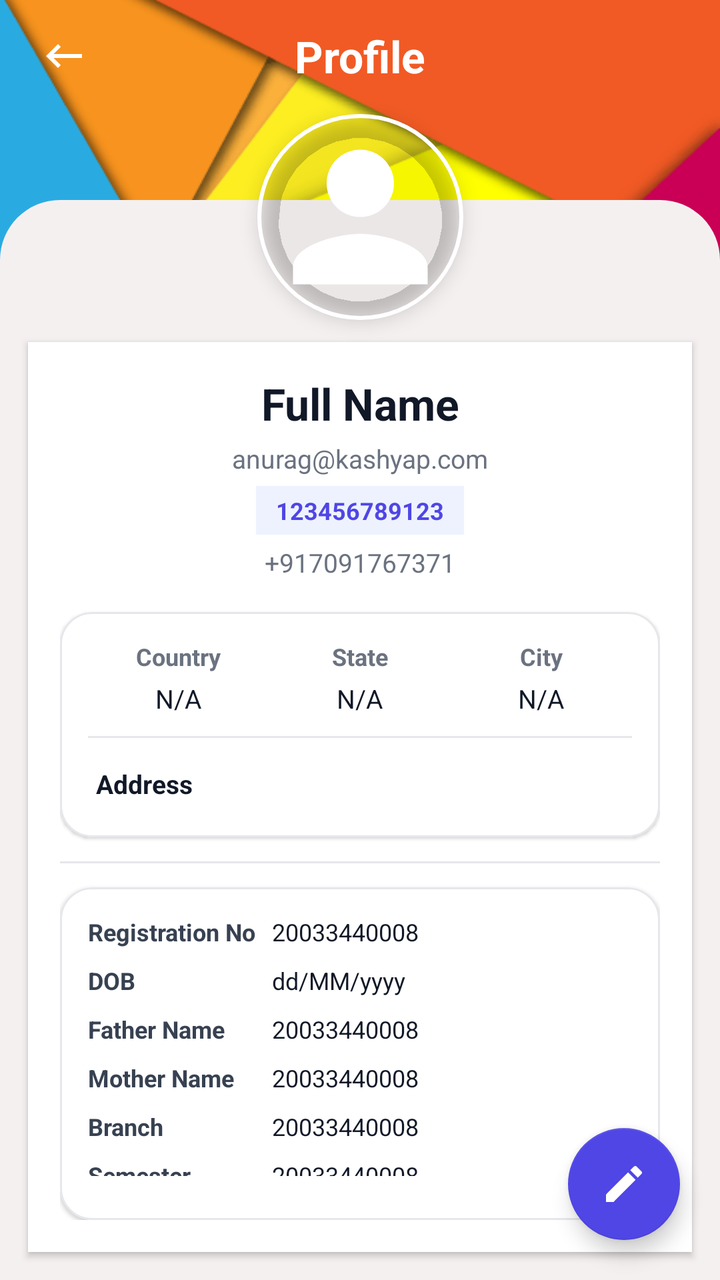
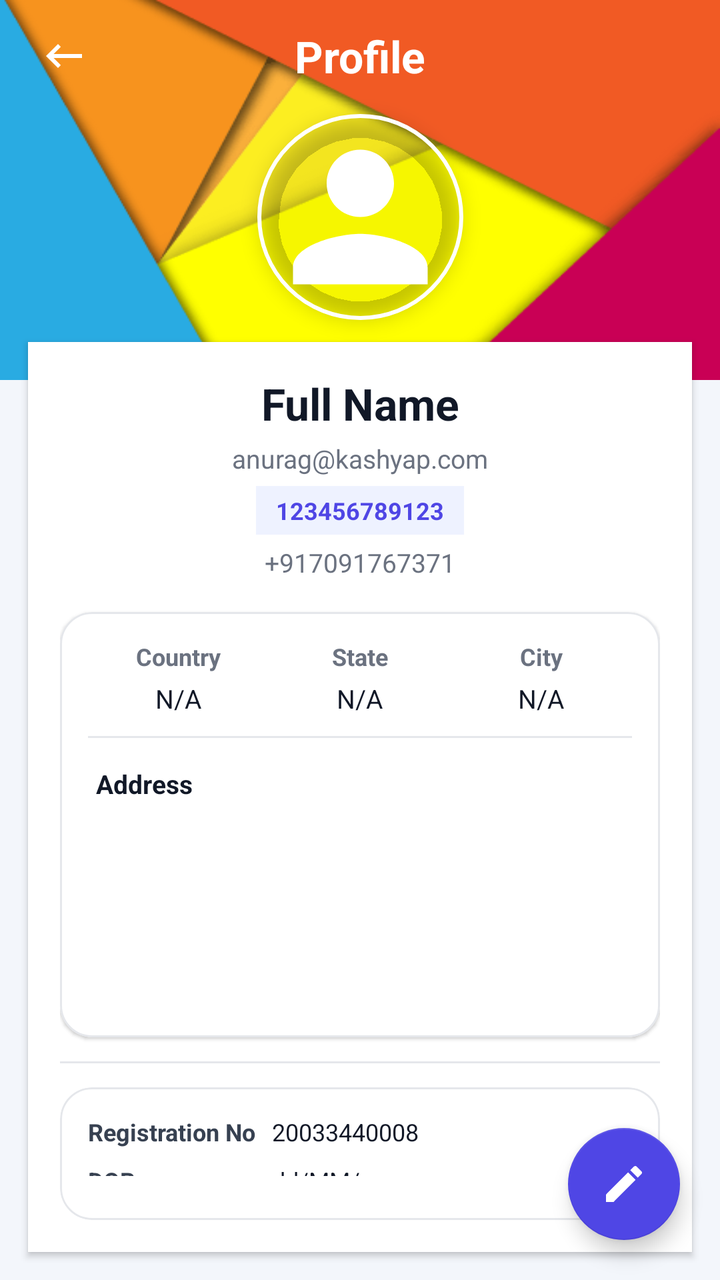

Before-and-after screenshots of an Android layout around one commit, followed by the original layout XML and the change that was made.
<!-- AndroidManifest.xml: application theme Theme.LMSKotlin -->
<!-- res/layout/activity_profile.xml -->
<?xml version="1.0" encoding="utf-8"?>
<androidx.constraintlayout.widget.ConstraintLayout xmlns:android="http://schemas.android.com/apk/res/android"
    xmlns:app="http://schemas.android.com/apk/res-auto"
    xmlns:tools="http://schemas.android.com/tools"
    android:layout_width="match_parent"
    android:layout_height="match_parent"
    android:background="#F3F6FB"
    tools:context=".ProfileActivity">

    
    <View
        android:id="@+id/topBg"
        android:layout_width="0dp"
        android:layout_height="190dp"
        android:background="@drawable/back02"
        app:layout_constraintEnd_toEndOf="parent"
        app:layout_constraintStart_toStartOf="parent"
        app:layout_constraintTop_toTopOf="parent" />

    
    <View
        android:id="@+id/bottomBg"
        android:layout_width="0dp"
        android:layout_height="0dp"
        android:layout_marginTop="100dp"
        android:background="@drawable/shape_rect04"
        app:layout_constraintBottom_toBottomOf="parent"
        app:layout_constraintEnd_toEndOf="parent"
        app:layout_constraintStart_toStartOf="parent"
        app:layout_constraintTop_toTopOf="parent" />

    
    <androidx.constraintlayout.widget.ConstraintLayout
        android:id="@+id/toolbarRl"
        android:layout_width="0dp"
        android:layout_height="?actionBarSize"
        android:paddingHorizontal="10dp"
        app:layout_constraintEnd_toEndOf="parent"
        app:layout_constraintStart_toStartOf="parent"
        app:layout_constraintTop_toTopOf="parent">

        <ImageButton
            android:id="@+id/backBtn"
            android:layout_width="44dp"
            android:layout_height="44dp"
            android:background="@android:color/transparent"
            android:padding="10dp"
            android:src="@drawable/ic_back_black"
            app:layout_constraintBottom_toBottomOf="parent"
            app:layout_constraintStart_toStartOf="parent"
            app:layout_constraintTop_toTopOf="parent"
            app:tint="#FFFFFF"
            tools:ignore="ContentDescription" />

        <TextView
            android:id="@+id/titleTv"
            android:layout_width="wrap_content"
            android:layout_height="wrap_content"
            android:text="@string/profile_title"
            android:textColor="#FFFFFF"
            android:textSize="22sp"
            android:textStyle="bold"
            app:layout_constraintBottom_toBottomOf="parent"
            app:layout_constraintEnd_toEndOf="parent"
            app:layout_constraintStart_toStartOf="parent"
            app:layout_constraintTop_toTopOf="parent" />

    </androidx.constraintlayout.widget.ConstraintLayout>

    
    <com.google.android.material.imageview.ShapeableImageView
        android:id="@+id/profileIv"
        android:layout_width="105dp"
        android:layout_height="105dp"
        android:layout_marginTop="0dp"
        android:elevation="6dp"
        android:padding="2dp"
        android:scaleType="centerCrop"
        android:src="@drawable/ic_person_gray"
        app:layout_constraintEnd_toEndOf="parent"
        app:layout_constraintStart_toStartOf="parent"
        app:layout_constraintTop_toBottomOf="@id/toolbarRl"
        app:shapeAppearance="@style/styleRoundCornerImage"
        app:strokeColor="#FFFFFF"
        app:strokeWidth="2dp" />

    
    <androidx.constraintlayout.widget.ConstraintLayout
        android:id="@+id/mainContainer"
        android:layout_width="0dp"
        android:layout_height="0dp"
        android:layout_marginStart="14dp"
        android:layout_marginTop="10dp"
        android:layout_marginEnd="14dp"
        android:layout_marginBottom="14dp"
        android:background="#FFFFFF"
        android:elevation="2dp"
        android:padding="16dp"
        app:layout_constraintBottom_toBottomOf="parent"
        app:layout_constraintEnd_toEndOf="parent"
        app:layout_constraintStart_toStartOf="parent"
        app:layout_constraintTop_toBottomOf="@id/profileIv">

        
        <TextView
            android:id="@+id/nameTv"
            android:layout_width="wrap_content"
            android:layout_height="wrap_content"
            android:text="@string/sample_full_name"
            android:textAlignment="center"
            android:textColor="#111827"
            android:textSize="22sp"
            android:textStyle="bold"
            app:layout_constraintEnd_toEndOf="parent"
            app:layout_constraintStart_toStartOf="parent"
            app:layout_constraintTop_toTopOf="parent" />

        
        <ImageView
            android:id="@+id/adminVector"
            android:layout_width="20dp"
            android:layout_height="20dp"
            android:layout_marginStart="5dp"
            android:src="@drawable/ic_verified_user"
            android:visibility="gone"
            app:layout_constraintBottom_toBottomOf="@id/nameTv"
            app:layout_constraintStart_toEndOf="@id/nameTv"
            app:layout_constraintTop_toTopOf="@id/nameTv"
            tools:ignore="ContentDescription" />

        
        <TextView
            android:id="@+id/emailTv"
            android:layout_width="wrap_content"
            android:layout_height="wrap_content"
            android:layout_marginTop="4dp"
            android:text="@string/sample_email"
            android:textColor="#6B7280"
            android:textSize="13sp"
            app:layout_constraintEnd_toEndOf="parent"
            app:layout_constraintStart_toStartOf="parent"
            app:layout_constraintTop_toBottomOf="@id/nameTv" />

        
        <TextView
            android:id="@+id/uniqueIdTv"
            android:layout_width="wrap_content"
            android:layout_height="wrap_content"
            android:layout_marginTop="5dp"
            android:background="#EEF2FF"
            android:paddingHorizontal="10dp"
            android:paddingVertical="4dp"
            android:text="@string/sample_uid"
            android:textColor="#4F46E5"
            android:textSize="12sp"
            android:textStyle="bold"
            app:layout_constraintEnd_toEndOf="parent"
            app:layout_constraintStart_toStartOf="parent"
            app:layout_constraintTop_toBottomOf="@id/emailTv" />

        
        <TextView
            android:id="@+id/phoneTv"
            android:layout_width="wrap_content"
            android:layout_height="wrap_content"
            android:layout_marginTop="5dp"
            android:text="@string/sample_phone"
            android:textColor="#6B7280"
            android:textSize="13sp"
            app:layout_constraintEnd_toEndOf="parent"
            app:layout_constraintStart_toStartOf="parent"
            app:layout_constraintTop_toBottomOf="@id/uniqueIdTv" />

        
        <com.google.android.material.card.MaterialCardView
            android:id="@+id/locationCard"
            android:layout_width="0dp"
            android:layout_height="wrap_content"
            android:layout_marginTop="16dp"
            app:cardBackgroundColor="#FFFFFF"
            app:cardCornerRadius="16dp"
            app:cardElevation="1dp"
            app:layout_constraintEnd_toEndOf="parent"
            app:layout_constraintStart_toStartOf="parent"
            app:layout_constraintTop_toBottomOf="@id/phoneTv"
            app:strokeColor="#E5E7EB"
            app:strokeWidth="1dp">

            <LinearLayout
                android:layout_width="match_parent"
                android:layout_height="wrap_content"
                android:orientation="vertical"
                android:padding="14dp">

                <LinearLayout
                    android:id="@+id/detailsLl"
                    android:layout_width="match_parent"
                    android:layout_height="wrap_content"
                    android:gravity="center"
                    android:orientation="horizontal">

                    
                    <LinearLayout
                        android:layout_width="0dp"
                        android:layout_height="wrap_content"
                        android:layout_weight="1"
                        android:gravity="center"
                        android:orientation="vertical">

                        <TextView
                            android:layout_width="wrap_content"
                            android:layout_height="wrap_content"
                            android:text="@string/label_country"
                            android:textColor="#6B7280"
                            android:textSize="12sp"
                            android:textStyle="bold" />

                        <TextView
                            android:id="@+id/countryTv"
                            android:layout_width="wrap_content"
                            android:layout_height="wrap_content"
                            android:layout_marginTop="4dp"
                            android:text="@string/not_available"
                            android:textColor="#111827"
                            android:textSize="13sp" />
                    </LinearLayout>

                    
                    <LinearLayout
                        android:layout_width="0dp"
                        android:layout_height="wrap_content"
                        android:layout_weight="1"
                        android:gravity="center"
                        android:orientation="vertical">

                        <TextView
                            android:layout_width="wrap_content"
                            android:layout_height="wrap_content"
                            android:text="@string/label_state"
                            android:textColor="#6B7280"
                            android:textSize="12sp"
                            android:textStyle="bold" />

                        <TextView
                            android:id="@+id/stateTv"
                            android:layout_width="wrap_content"
                            android:layout_height="wrap_content"
                            android:layout_marginTop="4dp"
                            android:text="@string/not_available"
                            android:textColor="#111827"
                            android:textSize="13sp" />
                    </LinearLayout>

                    
                    <LinearLayout
                        android:layout_width="0dp"
                        android:layout_height="wrap_content"
                        android:layout_weight="1"
                        android:gravity="center"
                        android:orientation="vertical">

                        <TextView
                            android:layout_width="wrap_content"
                            android:layout_height="wrap_content"
                            android:text="@string/label_city"
                            android:textColor="#6B7280"
                            android:textSize="12sp"
                            android:textStyle="bold" />

                        <TextView
                            android:id="@+id/cityTv"
                            android:layout_width="wrap_content"
                            android:layout_height="wrap_content"
                            android:layout_marginTop="4dp"
                            android:text="@string/not_available"
                            android:textColor="#111827"
                            android:textSize="13sp" />
                    </LinearLayout>

                </LinearLayout>

                
                <View
                    android:id="@+id/view1"
                    android:layout_width="match_parent"
                    android:layout_height="1dp"
                    android:layout_marginTop="10dp"
                    android:background="#E5E7EB" />

                
                <TextView
                    android:id="@+id/addressTv"
                    android:layout_width="match_parent"
                    android:layout_height="wrap_content"
                    android:layout_marginTop="10dp"
                    android:maxLines="2"
                    android:padding="4dp"
                    android:text="@string/label_address"
                    android:textColor="#111827"
                    android:textSize="13sp"
                    android:textStyle="bold" />

            </LinearLayout>

        </com.google.android.material.card.MaterialCardView>

        
        <View
            android:id="@+id/view2"
            android:layout_width="0dp"
            android:layout_height="1dp"
            android:layout_marginTop="12dp"
            android:background="#E5E7EB"
            app:layout_constraintEnd_toEndOf="parent"
            app:layout_constraintStart_toStartOf="parent"
            app:layout_constraintTop_toBottomOf="@id/locationCard" />

        
        <com.google.android.material.card.MaterialCardView
            android:id="@+id/detailsCard"
            android:layout_width="0dp"
            android:layout_height="0dp"
            android:layout_marginTop="12dp"
            app:cardBackgroundColor="#FFFFFF"
            app:cardCornerRadius="16dp"
            app:cardElevation="1dp"
            app:layout_constraintBottom_toBottomOf="parent"
            app:layout_constraintEnd_toEndOf="parent"
            app:layout_constraintStart_toStartOf="parent"
            app:layout_constraintTop_toBottomOf="@id/view2"
            app:strokeColor="#E5E7EB"
            app:strokeWidth="1dp">

            <TableLayout
                android:layout_width="match_parent"
                android:layout_height="wrap_content"
                android:padding="14dp"
                android:shrinkColumns="1"
                android:stretchColumns="1">

                <TableRow android:paddingBottom="8dp">

                    <TextView
                        android:text="@string/label_registration_no"
                        android:textColor="#374151"
                        android:textSize="12sp"
                        android:textStyle="bold" />

                    <TextView
                        android:id="@+id/regNoTv"
                        android:layout_marginStart="8dp"
                        android:text="@string/sample_data"
                        android:textColor="#111827"
                        android:textSize="12sp" />
                </TableRow>

                <TableRow android:paddingBottom="8dp">

                    <TextView
                        android:text="@string/label_dob"
                        android:textColor="#374151"
                        android:textSize="12sp"
                        android:textStyle="bold" />

                    <TextView
                        android:id="@+id/dobTv"
                        android:layout_marginStart="8dp"
                        android:text="@string/sample_dob"
                        android:textColor="#111827"
                        android:textSize="12sp" />
                </TableRow>

                <TableRow android:paddingBottom="8dp">

                    <TextView
                        android:text="@string/label_father_name"
                        android:textColor="#374151"
                        android:textSize="12sp"
                        android:textStyle="bold" />

                    <TextView
                        android:id="@+id/fatherNameTv"
                        android:layout_marginStart="8dp"
                        android:text="@string/sample_data"
                        android:textColor="#111827"
                        android:textSize="12sp" />
                </TableRow>

                <TableRow android:paddingBottom="8dp">

                    <TextView
                        android:text="@string/label_mother_name"
                        android:textColor="#374151"
                        android:textSize="12sp"
                        android:textStyle="bold" />

                    <TextView
                        android:id="@+id/motherNameTv"
                        android:layout_marginStart="8dp"
                        android:text="@string/sample_data"
                        android:textColor="#111827"
                        android:textSize="12sp" />
                </TableRow>

                <TableRow android:paddingBottom="8dp">

                    <TextView
                        android:text="@string/label_branch"
                        android:textColor="#374151"
                        android:textSize="12sp"
                        android:textStyle="bold" />

                    <TextView
                        android:id="@+id/branchTv"
                        android:layout_marginStart="8dp"
                        android:text="@string/sample_data"
                        android:textColor="#111827"
                        android:textSize="12sp" />
                </TableRow>

                <TableRow android:paddingBottom="8dp">

                    <TextView
                        android:text="@string/label_semester"
                        android:textColor="#374151"
                        android:textSize="12sp"
                        android:textStyle="bold" />

                    <TextView
                        android:id="@+id/semesterTv"
                        android:layout_marginStart="8dp"
                        android:text="@string/sample_data"
                        android:textColor="#111827"
                        android:textSize="12sp" />
                </TableRow>

                <TableRow android:paddingBottom="8dp">

                    <TextView
                        android:text="@string/label_session"
                        android:textColor="#374151"
                        android:textSize="12sp"
                        android:textStyle="bold" />

                    <TextView
                        android:id="@+id/sessionTv"
                        android:layout_marginStart="8dp"
                        android:text="@string/sample_data"
                        android:textColor="#111827"
                        android:textSize="12sp" />
                </TableRow>

                <TableRow android:paddingBottom="8dp">

                    <TextView
                        android:text="@string/label_seat_type"
                        android:textColor="#374151"
                        android:textSize="12sp"
                        android:textStyle="bold" />

                    <TextView
                        android:id="@+id/seatTypeTv"
                        android:layout_marginStart="8dp"
                        android:text="@string/sample_data"
                        android:textColor="#111827"
                        android:textSize="12sp" />
                </TableRow>

                <TableRow>

                    <TextView
                        android:text="@string/label_hostler"
                        android:textColor="#374151"
                        android:textSize="12sp"
                        android:textStyle="bold" />

                    <TextView
                        android:id="@+id/hostlerTv"
                        android:layout_marginStart="8dp"
                        android:text="@string/sample_data"
                        android:textColor="#111827"
                        android:textSize="12sp" />
                </TableRow>

            </TableLayout>

        </com.google.android.material.card.MaterialCardView>

    </androidx.constraintlayout.widget.ConstraintLayout>

    
    <com.google.android.material.floatingactionbutton.FloatingActionButton
        android:id="@+id/profileEditBtn"
        android:layout_width="wrap_content"
        android:layout_height="wrap_content"
        android:layout_margin="20dp"
        android:src="@drawable/ic_edit_white"
        app:backgroundTint="#4F46E5"
        app:fabSize="normal"
        app:layout_constraintBottom_toBottomOf="parent"
        app:layout_constraintEnd_toEndOf="parent"
        app:tint="#FFFFFF"
        tools:ignore="ContentDescription" />

</androidx.constraintlayout.widget.ConstraintLayout>
<!-- resources referenced by this layout -->
<resources>
  <!-- drawable ic_back_black (drawable) -->
  <vector android:autoMirrored="true" android:height="24dp"
      android:tint="#000000" android:viewportHeight="24"
      android:viewportWidth="24" android:width="24dp" xmlns:android="http://schemas.android.com/apk/res/android">
      <path android:fillColor="@android:color/white" android:pathData="M21,11H6.83l3.58,-3.59L9,6l-6,6 6,6 1.41,-1.41L6.83,13H21z"/>
  </vector>
  <!-- drawable ic_edit_white (drawable) -->
  <vector android:height="24dp" android:tint="#FFFFFF"
      android:viewportHeight="24" android:viewportWidth="24"
      android:width="24dp" xmlns:android="http://schemas.android.com/apk/res/android">
      <path android:fillColor="@android:color/white" android:pathData="M3,17.25V21h3.75L17.81,9.94l-3.75,-3.75L3,17.25zM20.71,7.04c0.39,-0.39 0.39,-1.02 0,-1.41l-2.34,-2.34c-0.39,-0.39 -1.02,-0.39 -1.41,0l-1.83,1.83 3.75,3.75 1.83,-1.83z"/>
  </vector>
  <!-- drawable ic_person_gray (drawable) -->
  <vector android:height="24dp" android:tint="#FFFFFF"
      android:viewportHeight="24" android:viewportWidth="24"
      android:width="24dp" xmlns:android="http://schemas.android.com/apk/res/android">
      <path android:fillColor="@android:color/white" android:pathData="M12,12c2.21,0 4,-1.79 4,-4s-1.79,-4 -4,-4 -4,1.79 -4,4 1.79,4 4,4zM12,14c-2.67,0 -8,1.34 -8,4v2h16v-2c0,-2.66 -5.33,-4 -8,-4z"/>
  </vector>
  <!-- drawable ic_verified_user (drawable) -->
  <vector android:height="24dp" android:tint="#1AC41A"
      android:viewportHeight="24" android:viewportWidth="24"
      android:width="24dp" xmlns:android="http://schemas.android.com/apk/res/android">
      <path android:fillColor="@android:color/white" android:pathData="M12,1L3,5v6c0,5.55 3.84,10.74 9,12 5.16,-1.26 9,-6.45 9,-12L21,5l-9,-4zM10,17l-4,-4 1.41,-1.41L10,14.17l6.59,-6.59L18,9l-8,8z"/>
  </vector>
  <!-- drawable shape_rect04 (drawable) -->
  <?xml version="1.0" encoding="utf-8"?>
  <shape xmlns:android="http://schemas.android.com/apk/res/android"
      android:shape="rectangle">
  
          <solid android:color="@color/colorGray00"/>
              <corners android:topRightRadius="30dp"
                  android:topLeftRadius="30dp"/>
  
  </shape>
  <string name="label_address">Address</string>
  <string name="label_branch">Branch</string>
  <string name="label_city">City</string>
  <string name="label_country">Country</string>
  <string name="label_dob">DOB</string>
  <string name="label_father_name">Father Name</string>
  <string name="label_hostler">Hostler</string>
  <string name="label_mother_name">Mother Name</string>
  <string name="label_registration_no">Registration No</string>
  <string name="label_seat_type">Seat Type</string>
  <string name="label_semester">Semester</string>
  <string name="label_session">Session</string>
  <string name="label_state">State</string>
  <string name="not_available">N/A</string>
  <string name="profile_title">Profile</string>
  <string name="sample_data">20033440008</string>
  <string name="sample_dob">dd/MM/yyyy</string>
  <string name="sample_email">anurag@kashyap.com</string>
  <string name="sample_full_name">Full Name</string>
  <string name="sample_phone">+917091767371</string>
  <string name="sample_uid">123456789123</string>
  <style name="styleRoundCornerImage">
          <item name="cornerFamily">rounded</item>
          <item name="cornerSize">50%</item>
          <item name="strokeColor">@color/black</item>
          <item name="strokeWidth">2dp</item>
      </style>
  <color name="colorGray00">#f5f0f0</color>
  <color name="black">#FF000000</color>
  <color name="colorPrimary">#0d6efd</color>
  <color name="white">#FFFFFFFF</color>
  <!-- unchanged entries left out for length: 2 -->
</resources>

<!-- the commit's change to res/layout/activity_profile.xml (unified diff, before → after) -->
@@ -18,16 +18,6 @@
         app:layout_constraintTop_toTopOf="parent" />
 
     
-    <View
-        android:id="@+id/bottomBg"
-        android:layout_width="0dp"
-        android:layout_height="0dp"
-        android:layout_marginTop="100dp"
-        android:background="@drawable/shape_rect04"
-        app:layout_constraintBottom_toBottomOf="parent"
-        app:layout_constraintEnd_toEndOf="parent"
-        app:layout_constraintStart_toStartOf="parent"
-        app:layout_constraintTop_toTopOf="parent" />
 
     
     <androidx.constraintlayout.widget.ConstraintLayout
@@ -300,6 +290,13 @@
                     android:textSize="13sp"
                     android:textStyle="bold" />
 
+                <View
+                    android:id="@+id/bottomBg"
+                    android:layout_width="0dp"
+                    android:layout_height="0dp"
+                    android:layout_marginTop="100dp"
+                    android:background="@drawable/shape_rect04" />
+
             </LinearLayout>
 
         </com.google.android.material.card.MaterialCardView>
